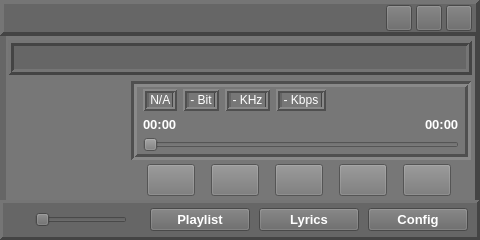
Old version of the form source/ui/mainwindow/tp_mainwindow.ui in the repository ZXfkSIE/ThousandPlayer.
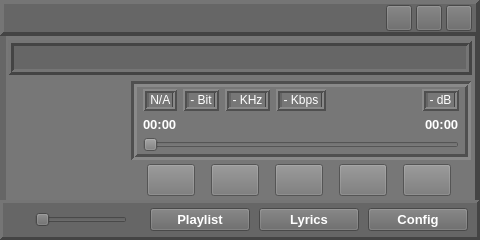
New version of the form. Custom widgets are drawn as their Qt base class.

Commit message: Add ReplayGain viewer label

Diff of the .ui file:
```diff
--- a/source/ui/mainwindow/tp_mainwindow.ui
+++ b/source/ui/mainwindow/tp_mainwindow.ui
@@ -549,6 +549,39 @@
                  </property>
                 </spacer>
                </item>
+               <item>
+                <widget class="QLabel" name="label_ReplayGain">
+                 <property name="sizePolicy">
+                  <sizepolicy hsizetype="Minimum" vsizetype="Minimum">
+                   <horstretch>0</horstretch>
+                   <verstretch>0</verstretch>
+                  </sizepolicy>
+                 </property>
+                 <property name="font">
+                  <font>
+                   <pointsize>9</pointsize>
+                  </font>
+                 </property>
+                 <property name="mouseTracking">
+                  <bool>true</bool>
+                 </property>
+                 <property name="frameShape">
+                  <enum>QFrame::Box</enum>
+                 </property>
+                 <property name="frameShadow">
+                  <enum>QFrame::Raised</enum>
+                 </property>
+                 <property name="lineWidth">
+                  <number>2</number>
+                 </property>
+                 <property name="text">
+                  <string notr="true"> - dB </string>
+                 </property>
+                 <property name="alignment">
+                  <set>Qt::AlignCenter</set>
+                 </property>
+                </widget>
+               </item>
               </layout>
              </widget>
             </item>
```
The commit also changes 7 other files.
